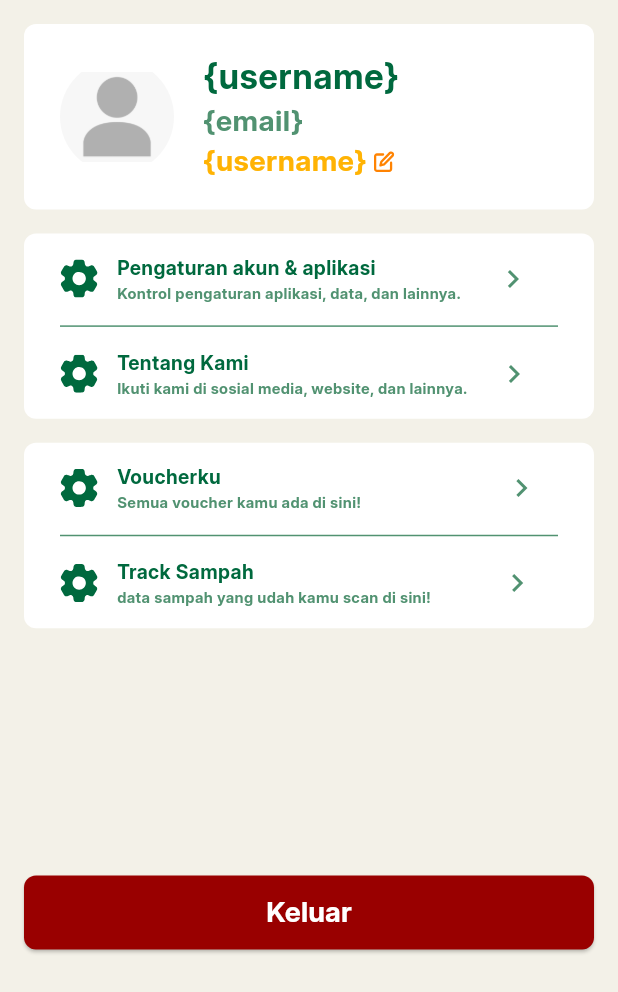
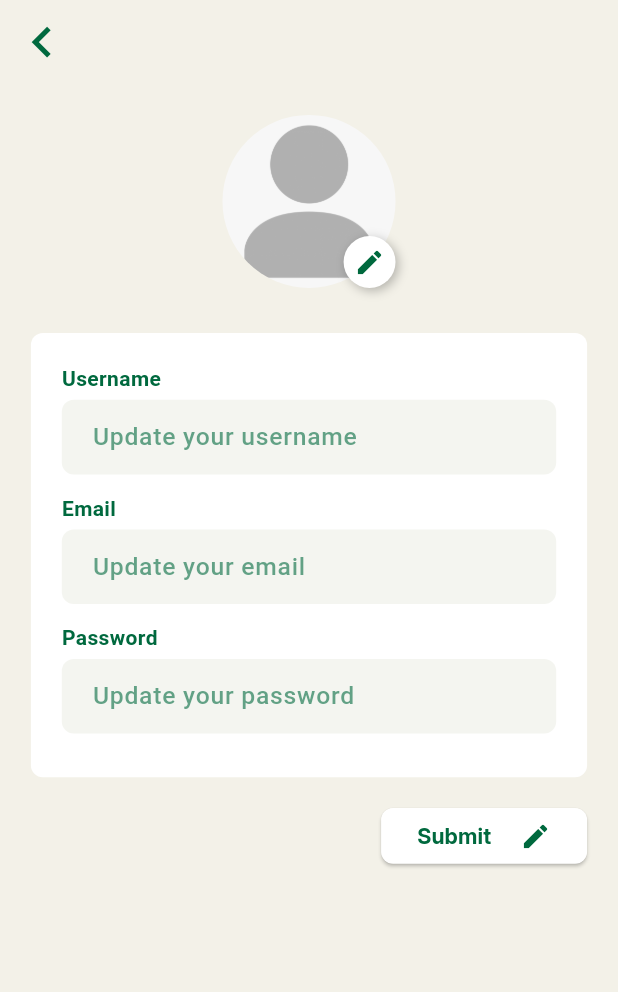
Before and after one commit to Farrel44/Nyampah_Dinacom, a Flutter app: the screen it shows after launch, on a phone screen of 412 x 824 dp. Shown: the top 992 px of the screen. Run offline on Flutter 3.47's test engine with Material 3 defaults, Android fonts, the light colour scheme and no system bars; our stand-ins replace flutter_svg.

Commit message:
feat : update profile profile section done

```diff
--- a/lib/main.dart
+++ b/lib/main.dart
@@ -1,4 +1,5 @@
 import 'package:flutter/material.dart';
+import 'package:nyampah_app/screens/home/edit_screen.dart';
 import 'package:nyampah_app/screens/home/home_screen.dart';
 import 'package:nyampah_app/screens/home/profile_screen.dart';
 import 'screens/onboarding/onboarding_screen.dart';
@@ -11,11 +12,10 @@ class MyApp extends StatelessWidget {
   const MyApp({Key? key}) : super(key: key);
 
   @override
-
   Widget build(BuildContext context) {
     return MaterialApp(
       debugShowCheckedModeBanner: false,
-      home: const ProfilePage(),
+      home: const EditProfile(),
     );
   }
 }
--- /dev/null
+++ b/lib/screens/home/edit_screen.dart
@@ -0,0 +1,201 @@
+import 'package:flutter/material.dart';
+import 'package:nyampah_app/theme/colors.dart';
+
+class EditProfile extends StatefulWidget {
+  const EditProfile({super.key});
+
+  @override
+  State<EditProfile> createState() => _EditProfileState();
+}
+
+class _EditProfileState extends State<EditProfile> {
+  final TextEditingController usernameController = TextEditingController();
+  final TextEditingController emailController = TextEditingController();
+  final TextEditingController passwordController = TextEditingController();
+
+  @override
+  Widget build(BuildContext context) {
+    final size = MediaQuery.of(context).size;
+    final double basePadding = size.width * 0.05;
+    final double profileSize = size.width * 0.28;
+    final double editButtonSize = profileSize * 0.3;
+
+    return Scaffold(
+      backgroundColor: backgroundColor,
+      appBar: AppBar(
+        backgroundColor: backgroundColor,
+        leading: Icon(
+          Icons.chevron_left,
+          color: greenColor,
+          size: size.width * 0.1,
+        ),
+      ),
+      body: SafeArea(
+        child: SingleChildScrollView(
+          child: Padding(
+            padding: EdgeInsets.all(basePadding),
+            child: Column(
+              crossAxisAlignment: CrossAxisAlignment.center,
+              children: [
+                Stack(
+                  alignment: Alignment.center,
+                  children: [
+                    ClipOval(
+                      child: Image.asset(
+                        'assets/images/placeholder_image.png',
+                        fit: BoxFit.cover,
+                        width: profileSize,
+                        height: profileSize,
+                      ),
+                    ),
+                    Positioned(
+                      bottom: 0,
+                      right: 0,
+                      child: GestureDetector(
+                        onTap: () {},
+                        child: Container(
+                          width: editButtonSize,
+                          height: editButtonSize,
+                          decoration: const BoxDecoration(
+                            shape: BoxShape.circle,
+                            color: Colors.white,
+                            boxShadow: [
+                              BoxShadow(
+                                color: Colors.black26,
+                                blurRadius: 5,
+                                offset: Offset(2, 2),
+                              ),
+                            ],
+                          ),
+                          child: Icon(
+                            Icons.edit,
+                            color: greenColor,
+                            size: editButtonSize * 0.6,
+                          ),
+                        ),
+                      ),
+                    ),
+                  ],
+                ),
+                const SizedBox(height: 30),
+                Container(
+                  width: size.width, // Takes full width
+                  padding: EdgeInsets.all(basePadding),
+                  decoration: BoxDecoration(
+                    color: Colors.white,
+                    borderRadius: BorderRadius.circular(8),
+                  ),
+                  child: Column(
+                    crossAxisAlignment: CrossAxisAlignment.start,
+                    children: [
+                      _buildLabel('Username'),
+                      _buildTextInput(
+                          usernameController, 'Update your username'),
+                      SizedBox(height: size.height * 0.015),
+                      _buildLabel('Email'),
+                      _buildTextInput(emailController, 'Update your email'),
+                      SizedBox(height: size.height * 0.015),
+                      _buildLabel('Password'),
+                      _buildTextInput(
+                          passwordController, 'Update your password',
+                          isObscure: true),
+                      SizedBox(height: size.height * 0.010),
+                    ],
+                  ),
+                ),
+                SizedBox(height: basePadding),
+                Row(
+                  mainAxisAlignment: MainAxisAlignment.end,
+                  children: [
+                    SizedBox(
+                      width: size.width / 3,
+                      height: size.height * 0.045,
+                      child: ElevatedButton(
+                        onPressed: () {},
+                        style: ElevatedButton.styleFrom(
+                          backgroundColor: Colors.white,
+                          shape: RoundedRectangleBorder(
+                            borderRadius: BorderRadius.circular(8),
+                          ),
+                        ),
+                        child: Row(
+                          mainAxisAlignment: MainAxisAlignment.spaceBetween,
+                          crossAxisAlignment: CrossAxisAlignment.center,
+                          children: [
+                            Text(
+                              "Submit",
+                              style: TextStyle(
+                                  fontFamily: 'Inter',
+                                  fontSize: size.width * 0.035,
+                                  color: greenColor,
+                                  fontWeight: FontWeight.bold),
+                            ),
+                            Icon(
+                              Icons.edit,
+                              color: greenColor,
+                              size: editButtonSize * 0.6,
+                            )
+                          ],
+                        ),
+                      ),
+                    ),
+                  ],
+                )
+              ],
+            ),
+          ),
+        ),
+      ),
+    );
+  }
+
+  Widget _buildLabel(String text) {
+    return Padding(
+      padding: const EdgeInsets.only(bottom: 4),
+      child: Text(
+        text,
+        style: const TextStyle(
+          color: greenColor,
+          fontSize: 14,
+          fontWeight: FontWeight.bold,
+        ),
+      ),
+    );
+  }
+
+  Widget _buildTextInput(TextEditingController controller, String hint,
+      {bool isObscure = false}) {
+    return Container(
+      constraints: BoxConstraints(
+        minHeight: 50,
+        maxHeight: MediaQuery.of(context).size.height * 0.07,
+      ),
+      child: TextFormField(
+        controller: controller,
+        obscureText: isObscure,
+        style: TextStyle(
+          color: greenColor,
+          fontWeight: FontWeight.bold,
+          fontSize: MediaQuery.of(context).size.width * 0.04,
+        ),
+        decoration: InputDecoration(
+          hintText: hint,
+          hintStyle: TextStyle(
+            color: greenColor.withOpacity(0.6),
+            fontWeight: FontWeight.w500,
+          ),
+          filled: true,
+          fillColor: const Color(0xFFF4F5F0),
+          border: OutlineInputBorder(
+            borderRadius: BorderRadius.circular(8),
+            borderSide: BorderSide.none,
+          ),
+          contentPadding: EdgeInsets.symmetric(
+            vertical: MediaQuery.of(context).size.height * 0.015,
+            horizontal: MediaQuery.of(context).size.width * 0.04,
+          ),
+        ),
+      ),
+    );
+  }
+}
--- a/lib/screens/home/profile_screen.dart
+++ b/lib/screens/home/profile_screen.dart
@@ -67,13 +67,19 @@ class _ProfilePageState extends State<ProfilePage> {
                               ),
                               Row(
                                 children: [
-                                  Text(
-                                    "{username}",
-                                    style: TextStyle(
-                                        color: leaderBoardTitleColor,
-                                        fontFamily: 'Inter',
-                                        fontWeight: FontWeight.bold,
-                                        fontSize: constraints.maxWidth * 0.05),
+                                  GestureDetector(
+                                    onTap: () {
+                                      //logic
+                                    },
+                                    child: Text(
+                                      "Edit Profil",
+                                      style: TextStyle(
+                                          color: leaderBoardTitleColor,
+                                          fontFamily: 'Inter',
+                                          fontWeight: FontWeight.bold,
+                                          fontSize:
+                                              constraints.maxWidth * 0.05),
+                                    ),
                                   ),
                                   SizedBox(width: constraints.maxWidth * 0.01),
                                   SvgPicture.asset(
```
